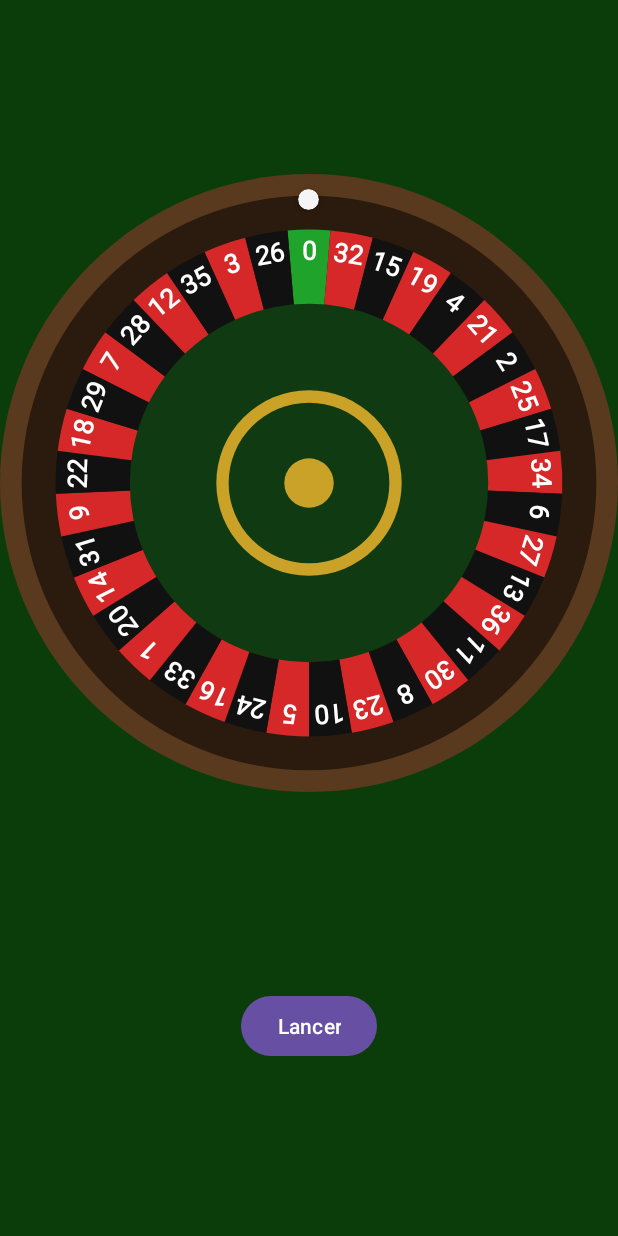
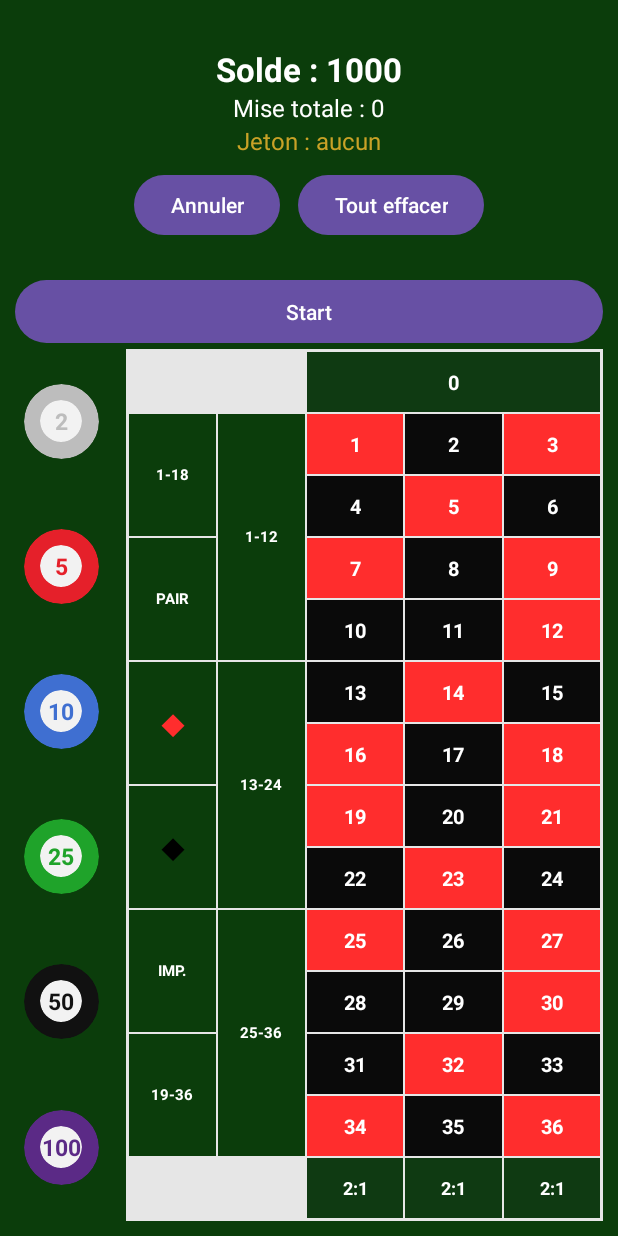
Before and after one commit to Nerbyfile/Gambling_Mania, an Android app: the Roulette_activity screen opened directly, with no data from a screen before it, after a tap on "Start", on a phone screen of 412 x 824 dp. Run offline under Robolectric (Android 15) with nearby library versions, the phone set to English and light mode, and no system bars.

Commit message:
Roulette player is created. roulette bets ok.

```diff
--- a/app/src/main/java/com/example/my_application_sandbox/MainActivity.java
+++ b/app/src/main/java/com/example/my_application_sandbox/MainActivity.java
@@ -26,6 +26,7 @@ public class MainActivity extends AppCompatActivity {
         });
     }
     public void enterRoulette(View view){
+        Roulette_player.newSession(1000);   // nouveau joueur avec 1000 de solde
         Intent intent = new Intent(this, Roulette_activity.class);
         startActivity(intent);
     }
--- a/app/src/main/java/com/example/my_application_sandbox/RouletteTouchHelper.java
+++ b/app/src/main/java/com/example/my_application_sandbox/RouletteTouchHelper.java
@@ -59,6 +59,7 @@ public class RouletteTouchHelper {
         public final Kind kind;
         public final Set<Integer> numbers;  // numéros couverts (pour la surbrillance et les gains)
         public final Zone zone;             // null pour plein / cheval / trio / carré
+        public int Mise;
 
 
         private Bet(Kind kind, Set<Integer> numbers, Zone zone) {
--- a/app/src/main/java/com/example/my_application_sandbox/Roulette_activity.java
+++ b/app/src/main/java/com/example/my_application_sandbox/Roulette_activity.java
@@ -3,12 +3,12 @@ package com.example.my_application_sandbox;
 import android.annotation.SuppressLint;
 import android.content.Intent;
 import android.os.Bundle;
-import android.util.Log;
 import android.view.HapticFeedbackConstants;
 import android.view.MotionEvent;
 import android.view.View;
 import android.widget.GridLayout;
 import android.widget.TextView;
+import android.widget.Toast;
 
 import androidx.activity.EdgeToEdge;
 import androidx.appcompat.app.AppCompatActivity;
@@ -22,26 +22,25 @@ import com.example.my_application_sandbox.RouletteTouchHelper.Zone;
 import java.util.EnumMap;
 import java.util.Map;
 import java.util.Objects;
-import java.util.Set;
 
 public class Roulette_activity extends AppCompatActivity {
-
 
     private final TextView[] cells = new TextView[37];   // list containing all cell
     private final Map<Zone, TextView> zoneViews = new EnumMap<>(Zone.class);
 
     private Bet current = null;                          // bet being held by finger
-    private float edge_w_ratio = 0.30f ;
+    private float edge_w_ratio = 0.30f;
+    private Roulette_player player;
 
     private View jetonSelectionne = null;
     private int mise = 0;
+
+    private TextView txtBank, txtTotalBet, txtChip;
 
     @Override
     protected void onCreate(Bundle savedInstanceState) {
         super.onCreate(savedInstanceState);
         EdgeToEdge.enable(this);
-
-
 
         setContentView(R.layout.activity_roulette);
         ViewCompat.setOnApplyWindowInsetsListener(findViewById(R.id.main), (v, insets) -> {
@@ -55,6 +54,8 @@ public class Roulette_activity extends AppCompatActivity {
         GridLayout grid = findViewById(R.id.table_grid);
         grid.post(() -> setupTouch(grid));
 
+        player = Roulette_player.getInstance();   // joueur créé dans MainActivity.enterRoulette()
+
         // Jetons
         int[] ids = { R.id.chip2, R.id.chip5, R.id.chip10,
                 R.id.chip25, R.id.chip50, R.id.chip100 };
@@ -64,9 +65,22 @@ public class Roulette_activity extends AppCompatActivity {
             int valeur = valeurs[i];
             findViewById(ids[i]).setOnClickListener(v -> selectionnerJeton(v, valeur));
         }
+
+        refreshUi();
+    }
+
+    @Override
+    protected void onResume() {
+        super.onResume();
+        // au retour de la roue, le solde a changé
+        if (player != null) refreshUi();
     }
 
     private void initViews() {
+        txtBank     = findViewById(R.id.txt_bank);
+        txtTotalBet = findViewById(R.id.txt_total_bet);
+        txtChip     = findViewById(R.id.txt_chip);
+
         cells[0] = findViewById(R.id.leZ);
         for (int i = 1; i <= 36; i++) {
             int id = getResources().getIdentifier("n" + i, "id", getPackageName());
@@ -85,22 +99,12 @@ public class Roulette_activity extends AppCompatActivity {
         zoneViews.put(Zone.COLONNE_1,  findViewById(R.id.col1));
         zoneViews.put(Zone.COLONNE_2,  findViewById(R.id.col2));
         zoneViews.put(Zone.COLONNE_3,  findViewById(R.id.col3));
+    }
 
-        /*
-        //debug
-        for (int i = 0; i < cells.length; i++) {
-            if (cells[i] == null) Log.e("ROULETTE", "cells[" + i + "] est null");
-        }
-        for (Zone z : Zone.values()) {
-            if (zoneViews.get(z) == null) Log.e("ROULETTE", "zone " + z + " : vue introuvable");
-        }
+    @SuppressLint("ClickableViewAccessibility")
+    private void setupTouch(GridLayout grid) {
 
-         */
-    }
-    @SuppressLint("ClickableViewAccessibility")
-    private void setupTouch(GridLayout grid){
-
-        RouletteTouchHelper helper = new RouletteTouchHelper(0,0,1,1,edge_w_ratio);
+        RouletteTouchHelper helper = new RouletteTouchHelper(0, 0, 1, 1, edge_w_ratio);
         grid.setOnTouchListener((v, event) -> {
 
             // Recalcul de la taille des cellules en temps réel (immunisé contre les redimensionnements de l'UI dus aux insets)
@@ -126,6 +130,8 @@ public class Roulette_activity extends AppCompatActivity {
                     if (current != null) placeBet(current);  // le doigt se lève : on valide
                     resetSelection();
                     v.performClick();
+                    for (TextView c : cells) c.setAlpha(1f);
+                    for (TextView z : zoneViews.values()) z.setAlpha(1f);
                     return true;
 
                 case MotionEvent.ACTION_CANCEL:                                                     //Action cancelled by android
@@ -135,6 +141,7 @@ public class Roulette_activity extends AppCompatActivity {
             return false;
         });
     }
+
     private void highlight(Bet bet) {
         for (TextView c : cells) c.setAlpha(0.2f);
         for (TextView z : zoneViews.values()) z.setAlpha(0.2f);
@@ -142,26 +149,35 @@ public class Roulette_activity extends AppCompatActivity {
 
         for (int n : bet.numbers) cells[n].setAlpha(1f);
         if (bet.zone != null) zoneViews.get(bet.zone).setAlpha(1f);
+    }
 
-
-    }
     private void resetSelection() {
         current = null;
         highlight(null);
     }
 
+    /** Enregistre le pari tenu par le doigt avec le jeton sélectionné. */
     private void placeBet(Bet bet) {
-        switch (bet.kind) {
-            case PLEIN:          /* bet.numbers : 1 numéro                  */ break;
-            case CHEVAL:         /* bet.numbers : 2 numéros                 */ break;
-            case TRIO:           /* bet.numbers : 0-1-2 ou 0-2-3            */ break;
-            case LIGNE:          /* bet.numbers : 3 numéros d'une ligne     */ break;
-            case CARRE:          /* bet.numbers : 4 numéros (dont 0-1-2-3)  */ break;
-            case SIXAIN:         /* bet.numbers : 6 numéros, 2 lignes       */ break;
-            case CHANCE_SIMPLE:  /* bet.zone : PAIR, ROUGE, ...             */ break;
-            case DOUZAINE:       /* bet.zone : DOUZAINE_1..3                */ break;
-            case COLONNE:        /* bet.zone : COLONNE_1..3                 */ break;
+        if (mise == 0) {
+            toast("Sélectionne d'abord un jeton");
+            return;
         }
+        if (!player.placeBet(bet, mise)) {
+            toast("Solde insuffisant");
+            return;
+        }
+        refreshUi();
+    }
+
+    // ---- Boutons (android:onClick) ----
+    public void undo_bet(View view) {
+        player.removeBet();
+        refreshUi();
+    }
+
+    public void clear_bets(View view) {
+        player.removeAllBets();
+        refreshUi();
     }
 
     private void selectionnerJeton(View jeton, int valeur) {
@@ -174,6 +190,7 @@ public class Roulette_activity extends AppCompatActivity {
         if (jetonSelectionne == jeton) {
             jetonSelectionne = null;
             mise = 0;
+            refreshUi();
             return;
         }
 
@@ -181,10 +198,24 @@ public class Roulette_activity extends AppCompatActivity {
         jeton.animate().scaleX(1.2f).scaleY(1.2f).setDuration(150).start();
         jetonSelectionne = jeton;
         mise = valeur;
+        refreshUi();
     }
 
-    public void start_roulette(View view){
+    private void refreshUi() {
+        txtBank.setText("Solde : " + player.getBank());
+        txtTotalBet.setText("Mise totale : " + player.getTotalStake());
+        txtChip.setText(mise > 0 ? "Jeton : " + mise : "Jeton : aucun");
+    }
 
+    private void toast(String msg) {
+        Toast.makeText(this, msg, Toast.LENGTH_SHORT).show();
+    }
+
+    public void start_roulette(View view) {
+        if (player.getBets().isEmpty()) {
+            toast("Place au moins un pari");
+            return;
+        }
         Intent intent = new Intent(this, Roulette_rotate_activity.class);
         startActivity(intent);
     }
--- a/app/src/main/res/layout/activity_roulette.xml
+++ b/app/src/main/res/layout/activity_roulette.xml
@@ -14,16 +14,55 @@
         android:layout_height="0dp"
         android:layout_weight="1"
         android:gravity="center"
-        android:orientation="vertical" >
+        android:orientation="vertical">
 
-        <ImageView
-            android:id="@+id/imageView"
-            android:layout_width="match_parent"
+        <TextView
+            android:id="@+id/txt_bank"
+            android:layout_width="wrap_content"
             android:layout_height="wrap_content"
-            app:srcCompat="@drawable/roulette" />
+            android:text="Solde : 0"
+            android:textColor="#FFFFFF"
+            android:textSize="22sp"
+            android:textStyle="bold" />
 
+        <TextView
+            android:id="@+id/txt_total_bet"
+            android:layout_width="wrap_content"
+            android:layout_height="wrap_content"
+            android:text="Mise totale : 0"
+            android:textColor="#FFFFFF"
+            android:textSize="16sp" />
+
+        <TextView
+            android:id="@+id/txt_chip"
+            android:layout_width="wrap_content"
+            android:layout_height="wrap_content"
+            android:text="Jeton : aucun"
+            android:textColor="#C9A227"
+            android:textSize="16sp" />
+
+        <LinearLayout
+            android:layout_width="wrap_content"
+            android:layout_height="wrap_content"
+            android:layout_marginTop="8dp"
+            android:orientation="horizontal">
+
+            <Button
+                android:id="@+id/btn_undo"
+                android:layout_width="wrap_content"
+                android:layout_height="wrap_content"
+                android:onClick="undo_bet"
+                android:text="Annuler" />
+
+            <Button
+                android:id="@+id/btn_clear"
+                android:layout_width="wrap_content"
+                android:layout_height="wrap_content"
+                android:layout_marginStart="12dp"
+                android:onClick="clear_bets"
+                android:text="Tout effacer" />
+        </LinearLayout>
     </LinearLayout>
-
     <!-- zone bot -->
     <Button
         android:id="@+id/button"
@@ -43,6 +82,7 @@
             android:layout_width="wrap_content"
             android:layout_height="match_parent"
             android:layout_marginEnd="12dp"
+            android:clipToPadding="false"
             android:paddingStart="6dp"
             android:paddingEnd="6dp"
             android:orientation="vertical">
--- a/app/src/main/res/layout/activity_roulette_rotate.xml
+++ b/app/src/main/res/layout/activity_roulette_rotate.xml
@@ -13,11 +13,11 @@
         android:id="@+id/wheel_container"
         android:layout_width="0dp"
         android:layout_height="0dp"
+        app:layout_constraintBottom_toTopOf="@+id/btn_spin"
         app:layout_constraintDimensionRatio="1:1"
+        app:layout_constraintEnd_toEndOf="parent"
         app:layout_constraintStart_toStartOf="parent"
-        app:layout_constraintEnd_toEndOf="parent"
-        app:layout_constraintTop_toTopOf="parent"
-        app:layout_constraintBottom_toTopOf="@+id/btn_spin">
+        app:layout_constraintTop_toTopOf="parent">
 
         <!-- La roue (rotation autour de son centre) -->
         <com.example.my_application_sandbox.RouletteWheelView
```
Also changed, not shown: app/src/main/java/com/example/my_application_sandbox/Roulette_player.java (added, +133 -0 lines), app/src/main/java/com/example/my_application_sandbox/Roulette_rotate_activity.java (+13 -2 lines), 1 other file.
